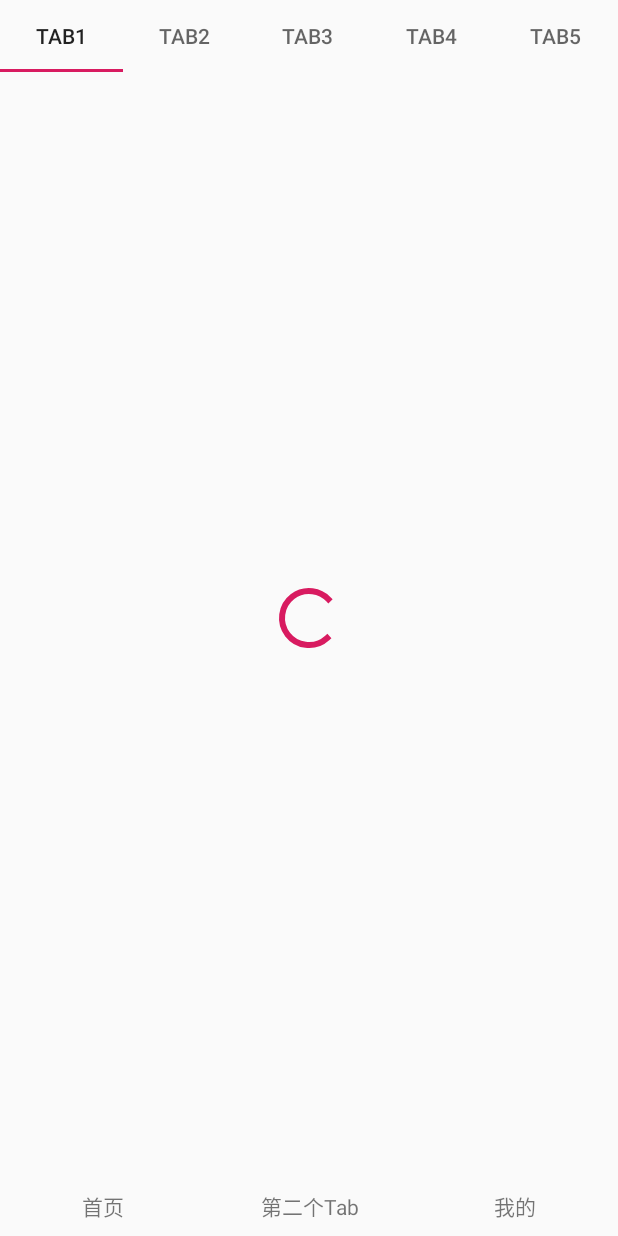
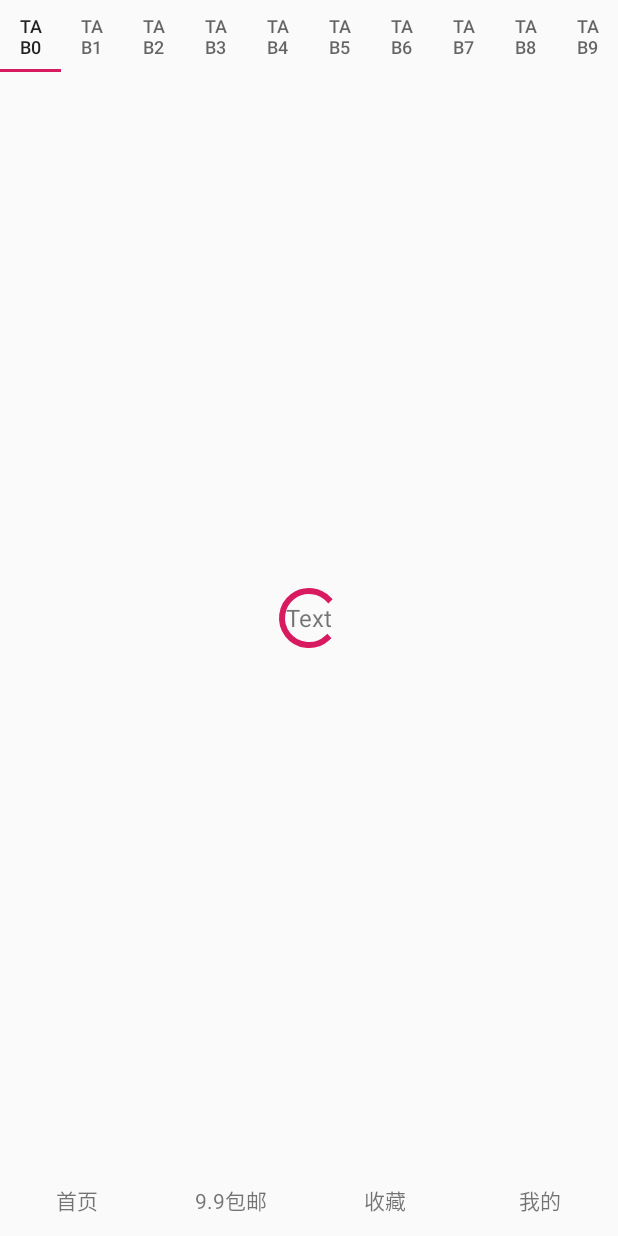
Before and after one commit to publiczhang/youquan, an Android app: the screen it shows after launch (MainActivity), on a phone screen of 412 x 824 dp. Run offline under Robolectric (Android 15) with nearby library versions, the phone set to English and light mode, and no system bars; our stand-ins replace RxJava; libraries missing offline, so code that uses them is left out: com.github.ybq.android; plain views replace SpinKitView; 2 statements that could not run were skipped.

Commit message:
1.看下UI框架效果

```diff
--- a/app/src/main/java/com/zww/youquan/MainActivity.java
+++ b/app/src/main/java/com/zww/youquan/MainActivity.java
@@ -1,7 +1,5 @@
 package com.zww.youquan;
 
-
-import android.content.Intent;
 import android.view.LayoutInflater;
 import android.view.View;
 import android.view.ViewGroup;
@@ -9,37 +7,42 @@ import android.widget.Toast;
 
 import androidx.viewpager2.widget.ViewPager2;
 
-import com.google.android.material.tabs.TabLayout;
-import com.zww.youquan.adapter.HomeAdapter;
+import com.zww.youquan.adapter.MainAdapter;
 import com.zww.youquan.base.BaseActivity;
-
 import java.util.concurrent.TimeUnit;
-
 import io.reactivex.Observable;
 import io.reactivex.Observer;
 import io.reactivex.android.schedulers.AndroidSchedulers;
 import io.reactivex.disposables.Disposable;
 import io.reactivex.schedulers.Schedulers;
 
+/**
+ * MainActivity
+ *
+ * @author zww
+ */
 public class MainActivity extends BaseActivity implements View.OnClickListener {
 
     Disposable mDisposable;
     int counter = 2;
-
+    ViewPager2 viewpager2;
+    @Override
     protected View initContent(ViewGroup content) {
         View view = LayoutInflater.from(this).inflate(R.layout.activity_main, content, false);
-        TabLayout tabLayout = view.findViewById(R.id.tabLayout);
-        tabLayout.addTab(tabLayout.newTab().setText("Tab1"));
-        tabLayout.addTab(tabLayout.newTab().setText("Tab2"));
-        tabLayout.addTab(tabLayout.newTab().setText("Tab3"));
-        tabLayout.addTab(tabLayout.newTab().setText("Tab4"));
-        tabLayout.addTab(tabLayout.newTab().setText("Tab5"));
-        ViewPager2 viewpager2 = view.findViewById(R.id.viewpager2);
+        viewpager2 = view.findViewById(R.id.viewpager2);
         viewpager2.setOrientation(ViewPager2.ORIENTATION_HORIZONTAL);
-        HomeAdapter homeAdapter = new HomeAdapter(this);
+        viewpager2.registerOnPageChangeCallback(new ViewPager2.OnPageChangeCallback() {
+            @Override
+            public void onPageSelected(int position) {
+                super.onPageSelected(position);
+
+            }
+        });
+        MainAdapter homeAdapter = new MainAdapter(this);
         viewpager2.setAdapter(homeAdapter);
         view.findViewById(R.id.homeButton).setOnClickListener(this);
-        view.findViewById(R.id.tab).setOnClickListener(this);
+        view.findViewById(R.id.freeShipping).setOnClickListener(this);
+        view.findViewById(R.id.collection).setOnClickListener(this);
         view.findViewById(R.id.personalCenter).setOnClickListener(this);
         return view;
     }
@@ -54,12 +57,19 @@ public class MainActivity extends BaseActivity implements View.OnClickListener {
     public void onClick(View v) {
         switch (v.getId()) {
             case R.id.homeButton:
+                viewpager2.setCurrentItem(0,false);
                 Toast.makeText(this, "首页", Toast.LENGTH_SHORT).show();
                 break;
-            case R.id.tab:
-                Toast.makeText(this, "Tab", Toast.LENGTH_SHORT).show();
+            case R.id.freeShipping:
+                viewpager2.setCurrentItem(1,false);
+                Toast.makeText(this, "9.9包邮", Toast.LENGTH_SHORT).show();
+                break;
+            case R.id.collection:
+                viewpager2.setCurrentItem(2,false);
+                Toast.makeText(this, "收藏", Toast.LENGTH_SHORT).show();
                 break;
             case R.id.personalCenter:
+                viewpager2.setCurrentItem(3,false);
                 Toast.makeText(this, "我的", Toast.LENGTH_SHORT).show();
                 break;
             default:
--- a/app/src/main/java/com/zww/youquan/adapter/HomeAdapter.java
+++ b/app/src/main/java/com/zww/youquan/adapter/HomeAdapter.java
@@ -1,23 +1,43 @@
 package com.zww.youquan.adapter;
 
+import android.view.LayoutInflater;
+import android.view.View;
+import android.view.ViewGroup;
+
 import androidx.annotation.NonNull;
-import androidx.fragment.app.Fragment;
-import androidx.fragment.app.FragmentActivity;
-import androidx.viewpager2.adapter.FragmentStateAdapter;
+import androidx.recyclerview.widget.RecyclerView;
 
-public class HomeAdapter extends FragmentStateAdapter {
-    public HomeAdapter(@NonNull FragmentActivity fragmentActivity) {
-        super(fragmentActivity);
-    }
+import com.zww.youquan.R;
+
+
+/**
+ * HomeAdapter
+ *
+ * @author Administrator
+ */
+public class HomeAdapter extends RecyclerView.Adapter<HomeAdapter.HomeHolder> {
 
     @NonNull
     @Override
-    public Fragment createFragment(int position) {
-        return null;
+    public HomeHolder onCreateViewHolder(@NonNull ViewGroup parent, int viewType) {
+        View view = LayoutInflater.from(parent.getContext()).inflate(R.layout.fragment_one, parent, false);
+        return new HomeHolder(view);
+    }
+
+    @Override
+    public void onBindViewHolder(@NonNull HomeHolder holder, int position) {
+
     }
 
     @Override
     public int getItemCount() {
-        return 0;
+        return 10;
+    }
+
+    static class HomeHolder extends RecyclerView.ViewHolder {
+
+        HomeHolder(@NonNull View itemView) {
+            super(itemView);
+        }
     }
 }
--- /dev/null
+++ b/app/src/main/java/com/zww/youquan/adapter/MainAdapter.java
@@ -0,0 +1,45 @@
+package com.zww.youquan.adapter;
+
+import androidx.annotation.NonNull;
+import androidx.fragment.app.Fragment;
+import androidx.fragment.app.FragmentActivity;
+import androidx.viewpager2.adapter.FragmentStateAdapter;
+
+import com.zww.youquan.base.BaseFragment;
+import com.zww.youquan.fragment.CollectionFragment;
+import com.zww.youquan.fragment.FreeShippingFragment;
+import com.zww.youquan.fragment.HomeFragment;
+import com.zww.youquan.fragment.PersonalCenterFragment;
+
+/**
+ *MainAdapter
+ * @author Administrator
+ */
+public class MainAdapter extends FragmentStateAdapter {
+
+    public MainAdapter(@NonNull FragmentActivity fragmentActivity) {
+        super(fragmentActivity);
+    }
+
+    @NonNull
+    @Override
+    public Fragment createFragment(int position) {
+        switch (position) {
+            case 0:
+                return new HomeFragment();
+            case 1:
+                return new FreeShippingFragment();
+            case 2:
+                return new CollectionFragment();
+            case 3:
+                return new PersonalCenterFragment();
+            default:
+                return new BaseFragment();
+        }
+    }
+
+    @Override
+    public int getItemCount() {
+        return 4;
+    }
+}
--- /dev/null
+++ b/app/src/main/java/com/zww/youquan/base/BaseFragment.java
@@ -0,0 +1,10 @@
+package com.zww.youquan.base;
+
+import androidx.fragment.app.Fragment;
+
+/**
+ * BaseFragment
+ * @author Administrator
+ */
+public class BaseFragment extends Fragment {
+}
--- /dev/null
+++ b/app/src/main/java/com/zww/youquan/fragment/HomeFragment.java
@@ -0,0 +1,47 @@
+package com.zww.youquan.fragment;
+
+import android.os.Bundle;
+import android.util.Log;
+import android.view.LayoutInflater;
+import android.view.View;
+import android.view.ViewGroup;
+
+import androidx.annotation.NonNull;
+import androidx.annotation.Nullable;
+import androidx.viewpager2.widget.ViewPager2;
+
+import com.google.android.material.tabs.TabLayout;
+import com.google.android.material.tabs.TabLayoutMediator;
+import com.zww.youquan.R;
+import com.zww.youquan.adapter.HomeAdapter;
+import com.zww.youquan.base.BaseFragment;
+
+/**
+ * HomeFragment
+ *
+ * @author Administrator
+ */
+public class HomeFragment extends BaseFragment {
+
+    private ViewPager2 homeViewPager2;
+
+    @Nullable
+    @Override
+    public View onCreateView(@NonNull LayoutInflater inflater, @Nullable ViewGroup container, @Nullable Bundle savedInstanceState) {
+        View view = inflater.inflate(R.layout.fragment_home, container, false);
+        TabLayout tabLayout = view.findViewById(R.id.tabLayout);
+        initViewpager2(view);
+        new TabLayoutMediator(tabLayout, homeViewPager2, false, (tab, position) -> {
+            tab.setText("Tab" + position);
+        }).attach();
+        return view;
+    }
+
+    private void initViewpager2(View view) {
+        homeViewPager2 = view.findViewById(R.id.homeViewPager2);
+        homeViewPager2.setOrientation(ViewPager2.ORIENTATION_VERTICAL);
+        HomeAdapter homeAdapter = new HomeAdapter();
+        homeViewPager2.setAdapter(homeAdapter);
+    }
+
+}
--- a/app/src/main/res/layout/activity_main.xml
+++ b/app/src/main/res/layout/activity_main.xml
@@ -5,11 +5,6 @@
     android:layout_height="match_parent"
     android:orientation="vertical"
     tools:context=".MainActivity">
-
-    <com.google.android.material.tabs.TabLayout
-        android:id="@+id/tabLayout"
-        android:layout_width="match_parent"
-        android:layout_height="48dp" />
 
     <androidx.viewpager2.widget.ViewPager2
         android:id="@+id/viewpager2"
@@ -19,7 +14,7 @@
 
     <LinearLayout
         android:layout_width="match_parent"
-        android:layout_height="40dp"
+        android:layout_height="48dp"
         android:orientation="horizontal">
 
         <TextView
@@ -31,12 +26,20 @@
             android:text="@string/home" />
 
         <TextView
-            android:id="@+id/tab"
+            android:id="@+id/freeShipping"
             android:layout_width="0dp"
             android:layout_height="match_parent"
             android:layout_weight="1"
             android:gravity="center"
-            android:text="第二个Tab" />
+            android:text="@string/freeShipping" />
+
+        <TextView
+            android:id="@+id/collection"
+            android:layout_width="0dp"
+            android:layout_height="match_parent"
+            android:layout_weight="1"
+            android:gravity="center"
+            android:text="@string/collection" />
 
         <TextView
             android:id="@+id/personalCenter"
--- /dev/null
+++ b/app/src/main/res/layout/fragment_home.xml
@@ -0,0 +1,16 @@
+<?xml version="1.0" encoding="utf-8"?>
+<LinearLayout xmlns:android="http://schemas.android.com/apk/res/android"
+    android:layout_width="match_parent"
+    android:layout_height="match_parent"
+    android:orientation="vertical">
+
+    <com.google.android.material.tabs.TabLayout
+        android:id="@+id/tabLayout"
+        android:layout_width="wrap_content"
+        android:layout_height="48dp" />
+
+    <androidx.viewpager2.widget.ViewPager2
+        android:id="@+id/homeViewPager2"
+        android:layout_width="match_parent"
+        android:layout_height="match_parent" />
+</LinearLayout>
--- /dev/null
+++ b/app/src/main/res/layout/fragment_one.xml
@@ -0,0 +1,13 @@
+<?xml version="1.0" encoding="utf-8"?>
+<RelativeLayout xmlns:android="http://schemas.android.com/apk/res/android"
+    android:layout_width="match_parent"
+    android:layout_height="match_parent"
+    android:orientation="vertical">
+
+    <TextView
+        android:layout_width="wrap_content"
+        android:layout_height="wrap_content"
+        android:layout_centerInParent="true"
+        android:text="Text"
+        android:textSize="16sp" />
+</RelativeLayout>
--- a/app/src/main/res/values/strings.xml
+++ b/app/src/main/res/values/strings.xml
@@ -3,4 +3,6 @@
 
     <string name="home">首页</string>
     <string name="personalCenter">我的</string>
+    <string name="freeShipping">9.9包邮</string>
+    <string name="collection">收藏</string>
 </resources>
```
Also changed, not shown: app/src/main/java/com/zww/youquan/fragment/CollectionFragment.java (added, +26 -0 lines), app/src/main/java/com/zww/youquan/fragment/CommonHomeFragment.java (added, +18 -0 lines), app/src/main/java/com/zww/youquan/fragment/FreeShippingFragment.java (added, +25 -0 lines), app/src/main/java/com/zww/youquan/fragment/PersonalCenterFragment.java (added, +25 -0 lines), app/src/main/res/layout/fragment_collection.xml (added, +13 -0 lines), app/src/main/res/layout/fragment_free_shipping.xml (added, +13 -0 lines), app/src/main/res/layout/fragment_personal.xml (added, +13 -0 lines).
